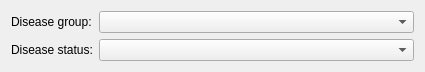
Old version of the form src/GSvar/DiseaseInfoWidget.ui in the repository imgag/ngs-bits.
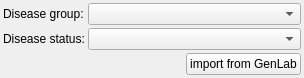
New version of the form. Icons and pictures are not drawn.

Commit message: GSvar: added button to import disease group/status from GenLab.

```diff
--- a/src/GSvar/DiseaseInfoWidget.ui
+++ b/src/GSvar/DiseaseInfoWidget.ui
@@ -6,15 +6,30 @@
    <rect>
     <x>0</x>
     <y>0</y>
-    <width>425</width>
-    <height>64</height>
+    <width>304</width>
+    <height>78</height>
    </rect>
   </property>
   <property name="windowTitle">
    <string>Disease information</string>
   </property>
   <layout class="QGridLayout" name="gridLayout">
-   <item row="0" column="1">
+   <property name="leftMargin">
+    <number>3</number>
+   </property>
+   <property name="topMargin">
+    <number>3</number>
+   </property>
+   <property name="rightMargin">
+    <number>3</number>
+   </property>
+   <property name="bottomMargin">
+    <number>3</number>
+   </property>
+   <property name="spacing">
+    <number>3</number>
+   </property>
+   <item row="1" column="1">
     <widget class="QComboBox" name="group">
      <property name="sizePolicy">
       <sizepolicy hsizetype="Expanding" vsizetype="Fixed">
@@ -27,7 +42,7 @@
      </property>
     </widget>
    </item>
-   <item row="2" column="1">
+   <item row="3" column="1">
     <widget class="QComboBox" name="status">
      <property name="sizePolicy">
       <sizepolicy hsizetype="Expanding" vsizetype="Fixed">
@@ -37,20 +52,48 @@
      </property>
     </widget>
    </item>
-   <item row="0" column="0">
+   <item row="1" column="0">
     <widget class="QLabel" name="label">
      <property name="text">
       <string>Disease group:</string>
      </property>
     </widget>
    </item>
-   <item row="2" column="0">
+   <item row="3" column="0">
     <widget class="QLabel" name="label_2">
      <property name="text">
       <string>Disease status:</string>
      </property>
     </widget>
    </item>
+   <item row="4" column="0" colspan="2">
+    <layout class="QHBoxLayout" name="horizontalLayout">
+     <item>
+      <spacer name="horizontalSpacer">
+       <property name="orientation">
+        <enum>Qt::Horizontal</enum>
+       </property>
+       <property name="sizeHint" stdset="0">
+        <size>
+         <width>5</width>
+         <height>5</height>
+        </size>
+       </property>
+      </spacer>
+     </item>
+     <item>
+      <widget class="QPushButton" name="genlab_btn">
+       <property name="text">
+        <string>import from GenLab</string>
+       </property>
+       <property name="icon">
+        <iconset resource="GSvar.qrc">
+         <normaloff>:/Icons/GenLab.png</normaloff>:/Icons/GenLab.png</iconset>
+       </property>
+      </widget>
+     </item>
+    </layout>
+   </item>
   </layout>
  </widget>
  <resources/>
```
Left out of the diff: 4 changed lines with no effect on the pictures. The commit also changes 10 other files.
